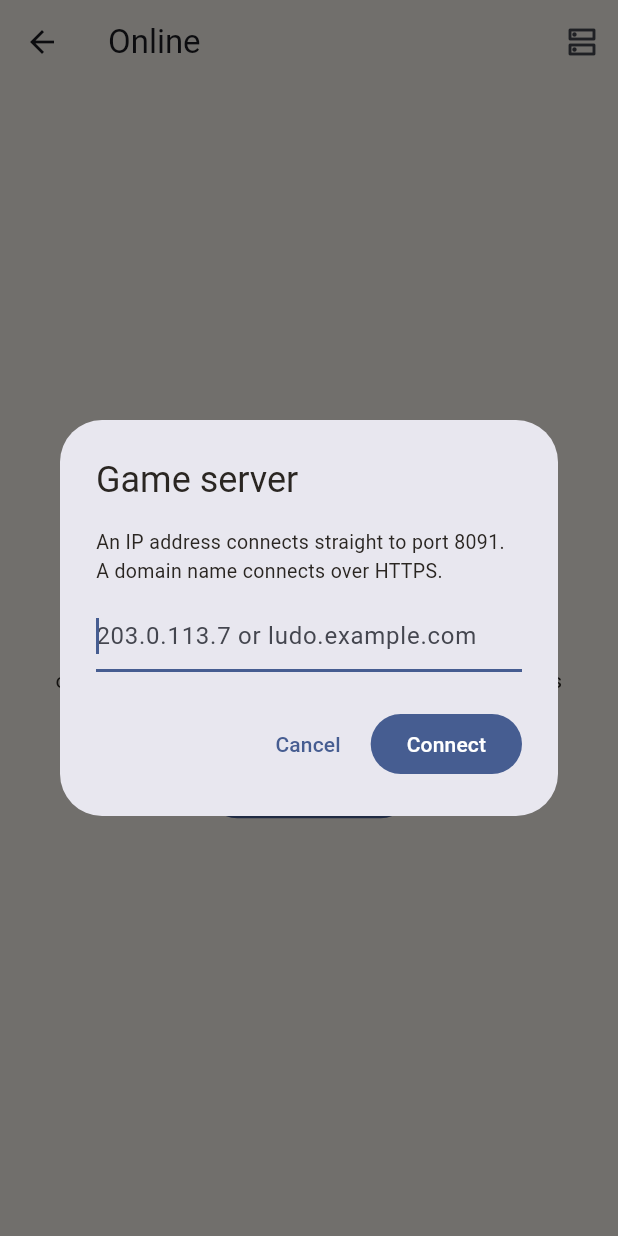
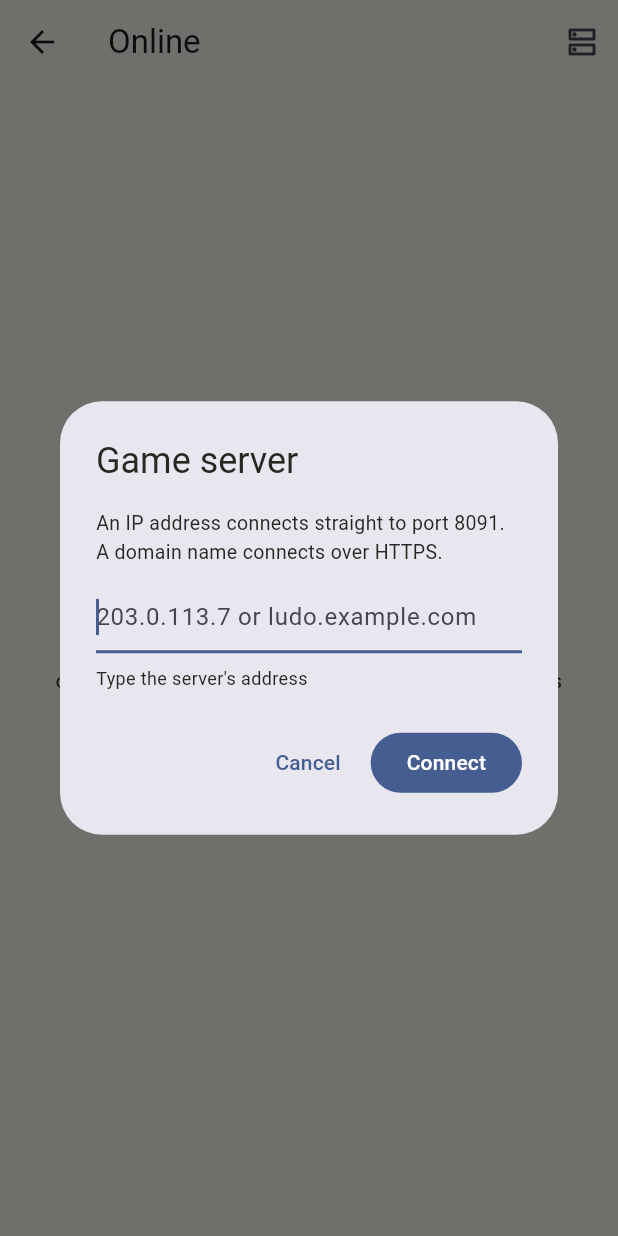
Before and after one commit to QuakeString/ludo, a Flutter app: the OnlineScreen screen opened directly, after a tap on "Enter address", on a phone screen of 412 x 824 dp. Run offline on Flutter 3.47's test engine with Material 3 defaults, Android fonts, the phone set to English and light mode, and no system bars; our stand-ins replace audioplayers, share_plus, shared_preferences; accounts and stored records are empty.

Commit message:
Phone: same signing key every build; server address never fails silently (#13)
* Sign every APK with the same key so updates install over the old app

Each CI runner made its own debug key, so every build was signed
differently and Android refused to update; the app had to be uninstalled
first. The release build now signs with a key from the ANDROID_KEYSTORE and
ANDROID_KEYSTORE_PASSWORD secrets, falling back to the debug key without
them.

Co-Authored-By: Claude Opus 5.5 (1M context) <noreply@anthropic.com>
Claude-Session: https://claude.ai/code/session_01TvXxfTvRzjKXatCb4xwpnF

* Server address: never sit silent, accept https:// on an IP

Connecting gives up after 8 seconds with an error that names the address
and the likely VPN cause, instead of waiting on a server the phone cannot
route to. An IP typed with http, https or wss, or the /play/ page address,
all mean the plain socket on that IP. The dialog shows what it will
connect to, and the typed address is kept in memory as well as saved.

Co-Authored-By: Claude Opus 5.5 (1M context) <noreply@anthropic.com>
Claude-Session: https://claude.ai/code/session_01TvXxfTvRzjKXatCb4xwpnF

---------

Co-authored-by: Claude <noreply@anthropic.com>

```diff
--- a/app/lib/net/server_address.dart
+++ b/app/lib/net/server_address.dart
@@ -20,6 +20,8 @@ class ServerAddress {
 
   /// The WebSocket address to connect to, or null when nobody has said yet.
   static Future<Uri?> load() async {
+    final typed = _typed;
+    if (typed != null) return normalise(typed);
     try {
       final prefs = await SharedPreferences.getInstance();
       final saved = prefs.getString(_key);
@@ -45,7 +47,13 @@ class ServerAddress {
     );
   }
 
+  /// The address typed in this run of the app. Kept in memory as well as on
+  /// disk, so a save that fails cannot send the player straight back to the
+  /// "which server?" screen they have just answered.
+  static String? _typed;
+
   static Future<void> save(String address) async {
+    _typed = address.trim();
     try {
       final prefs = await SharedPreferences.getInstance();
       await prefs.setString(_key, address.trim());
@@ -54,39 +62,52 @@ class ServerAddress {
 
   /// Turns whatever someone typed into a WebSocket address.
   ///
-  ///   203.0.113.7          → ws://203.0.113.7:8091/ws
-  ///   203.0.113.7:9000     → ws://203.0.113.7:9000/ws
-  ///   ludo.example.com     → wss://ludo.example.com/ws
-  ///   https://ludo.example.com → wss://ludo.example.com/ws
+  ///   203.0.113.7               → ws://203.0.113.7:8091/ws
+  ///   203.0.113.7:9000          → ws://203.0.113.7:9000/ws
+  ///   https://203.0.113.7:8091/ → ws://203.0.113.7:8091/ws
+  ///   http://203.0.113.7:8091/play/ → ws://203.0.113.7:8091/ws
+  ///   ludo.example.com          → wss://ludo.example.com/ws
+  ///   https://ludo.example.com  → wss://ludo.example.com/ws
   ///
   /// A bare name is assumed to sit behind HTTPS on the standard port, which is
-  /// how the bundled Caddy setup serves it; a bare IP address is assumed to be
-  /// the server itself on its own port, with no certificate.
+  /// how the bundled Caddy setup serves it. An IP address is always the server
+  /// itself on its own port, with no certificate — whatever scheme was typed
+  /// in front of it. Nobody has a certificate for a bare IP, so `https://` on
+  /// one can only ever fail, and it failed with nothing on screen to say why.
+  /// The page's own path (the address bar of /play/, say) is not where the
+  /// socket is, so the socket's path replaces it.
   static Uri? normalise(String raw) {
     var text = raw.trim();
     if (text.isEmpty) return null;
-    if (!text.contains('://')) {
-      final host = text.split('/').first.split(':').first;
-      final isIp =
-          RegExp(r'^\d{1,3}(\.\d{1,3}){3}$').hasMatch(host) ||
-          host == 'localhost';
-      final hasPort = text.split('/').first.contains(':');
-      text = isIp || hasPort
-          ? 'ws://${hasPort ? text : '$text:8091'}'
-          : 'wss://$text';
-    }
+    if (!text.contains('://')) text = 'ws://$text';
     final uri = Uri.tryParse(text);
     if (uri == null || uri.host.isEmpty) return null;
-    final scheme = switch (uri.scheme) {
-      'http' => 'ws',
-      'https' => 'wss',
-      'ws' || 'wss' => uri.scheme,
-      _ => null,
-    };
+    final ip =
+        RegExp(r'^\d{1,3}(\.\d{1,3}){3}$').hasMatch(uri.host) ||
+        uri.host == 'localhost';
+    final typedScheme = raw.trim().contains('://');
+    final String? scheme;
+    if (ip) {
+      scheme = const {'http', 'https', 'ws', 'wss'}.contains(uri.scheme)
+          ? 'ws'
+          : null;
+    } else if (!typedScheme) {
+      // A bare name with a port of its own is a server reached directly.
+      scheme = uri.hasPort ? 'ws' : 'wss';
+    } else {
+      scheme = switch (uri.scheme) {
+        'http' => 'ws',
+        'https' => 'wss',
+        'ws' || 'wss' => uri.scheme,
+        _ => null,
+      };
+    }
     if (scheme == null) return null;
-    return uri.replace(
+    return Uri(
       scheme: scheme,
-      path: uri.path.isEmpty || uri.path == '/' ? '/ws' : uri.path,
+      host: uri.host,
+      port: uri.hasPort ? uri.port : (ip ? 8091 : null),
+      path: '/ws',
     );
   }
 
--- a/app/lib/screens/online_screen.dart
+++ b/app/lib/screens/online_screen.dart
@@ -114,8 +114,10 @@ class _OnlineScreenState extends State<OnlineScreen> {
         _problem = connection.outOfDate
             ? 'This copy of Ludo is out of date. Install the latest version '
                   'to play online.'
-            : 'Could not reach the game server at $server. Check your '
-                  'connection and the server address, and try again.\n\n($e)';
+            : 'Could not reach the game server at $server.\n\n'
+                  'If this phone\'s browser can open the same address, a VPN '
+                  'may be letting the browser through but not this app: '
+                  'allow Ludo in the VPN\'s app settings.\n\n($e)';
       });
     }
   }
@@ -1015,7 +1017,19 @@ class _ServerDialogState extends State<_ServerDialog> {
             decoration: const InputDecoration(
               hintText: '203.0.113.7 or ludo.example.com',
             ),
+            onChanged: (_) => setState(() {}),
             onSubmitted: (v) => Navigator.of(context).pop(v),
+          ),
+          const SizedBox(height: 8),
+          // What it will actually dial, so a typed address that means
+          // something other than intended is seen before it is tried.
+          Text(
+            switch (ServerAddress.normalise(_text.text)) {
+              null => 'Type the server\'s address',
+              final uri => 'Connects to $uri',
+            },
+            key: const ValueKey('server-preview'),
+            style: const TextStyle(fontSize: 12),
           ),
         ],
       ),
```
Also changed, not shown: app/lib/net/connection.dart (+14 -1 lines), 4 other files.
